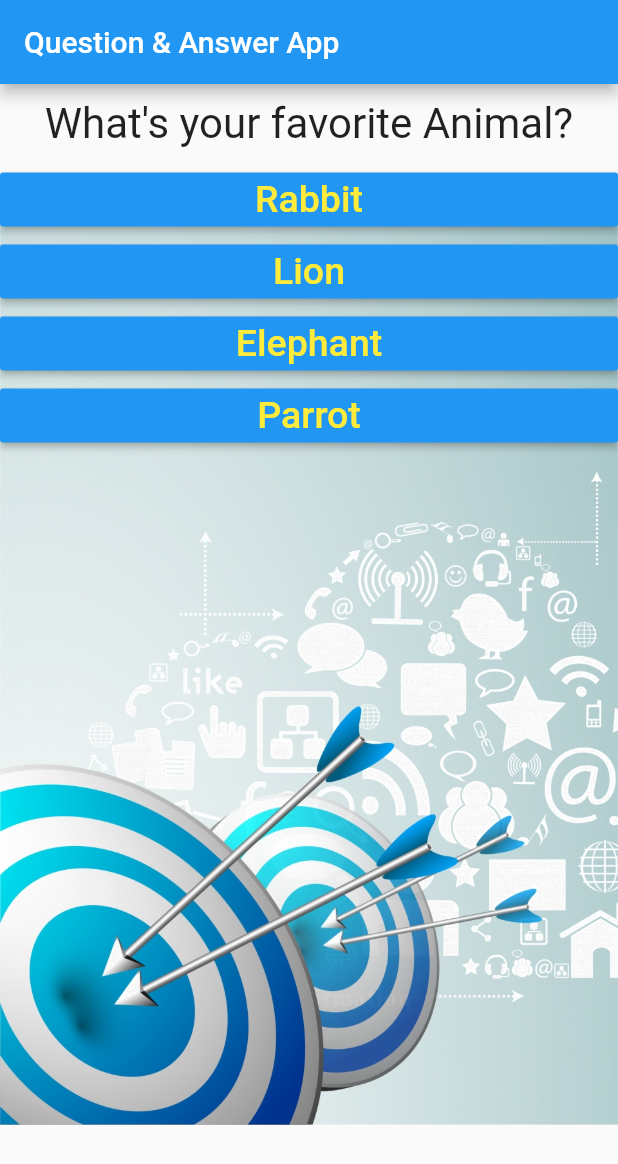
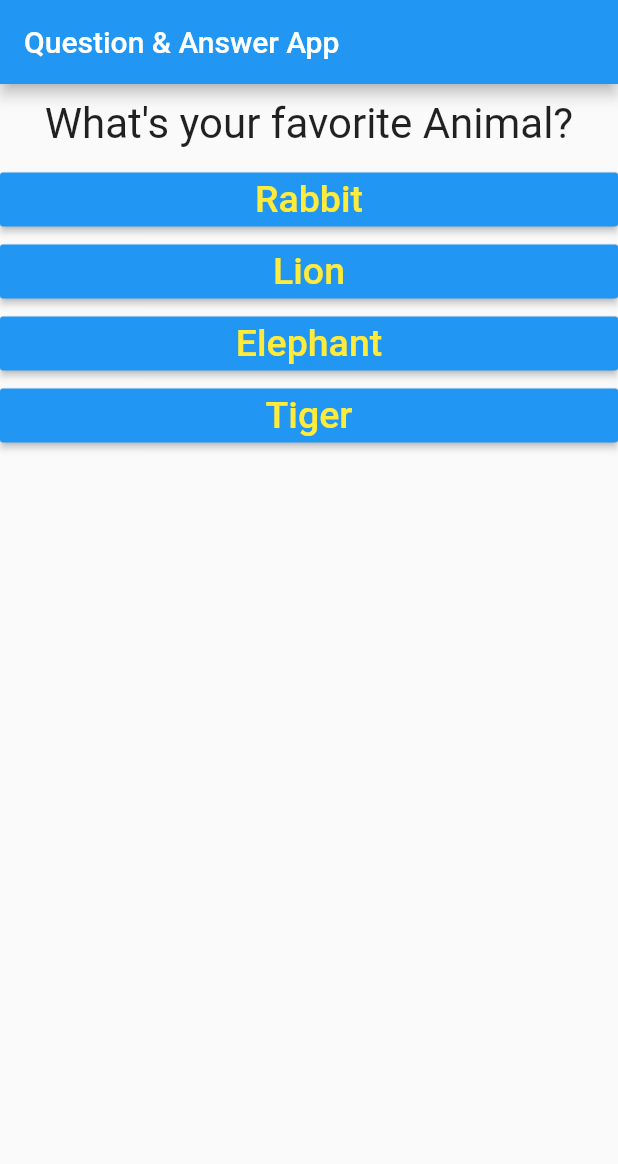
Before and after one commit to AnithaGKrishnegowda/Flutter-Basics-Guide, a Flutter app: the screen it shows after launch, after a tap on "Black", on a phone screen of 412 x 824 dp. Shown: the top 1164 px of the screen. Run offline on Flutter 3.47's test engine with Material 2 defaults, Android fonts, the phone set to English and light mode, and no system bars.

Commit message:
Completed Quiz Flutter App

```diff
--- a/lib/main.dart
+++ b/lib/main.dart
@@ -1,6 +1,7 @@
 import 'package:flutter/material.dart';
-import './question.dart';
-import './answer.dart';
+import 'package:flutter_guide_app/result.dart';
+import './quiz.dart';
+import './result.dart';
 
 /* void main(){
   runApp(MyApp());
@@ -17,79 +18,99 @@ class MyApp extends StatefulWidget {
 }
 
 class _MyAppState extends State<MyApp> {
+  final _questions = const [
+    {
+      'questionText': 'What\'s your favorite Color?',
+      'answers': [
+        {'text': 'Black', 'score': 10},
+        {'text': 'White', 'score': 9},
+        {'text': 'Pink', 'score': 7},
+        {'text': 'Orange', 'score': 8},
+        {'text': 'Red', 'score': 6},
+        {'text': 'Green', 'score': 10}
+      ],
+    },
+    {
+      'questionText': 'What\'s your favorite Animal?',
+      'answers': [
+        {'text': 'Rabbit', 'score': 10},
+        {'text': 'Lion', 'score': 6},
+        {'text': 'Elephant', 'score': 7},
+        {'text': 'Tiger', 'score': 8},
+      ],
+    },
+    {
+      'questionText': 'Who is your best Teacher?',
+      'answers': [
+        {'text': 'DRS', 'score': 10},
+        {'text': 'HMS', 'score': 9},
+        {'text': 'CB', 'score': 9},
+        {'text': 'KN', 'score': 9},
+        {'text': 'CS', 'score': 7},
+        {'text': 'NS', 'score': 9},
+      ],
+    },
+    {
+      'questionText': 'Who is your best Friends?',
+      'answers': [
+        {'text': 'Somashekhar', 'score': 10},
+        {'text': 'Anu', 'score': 10},
+        {'text': 'Suchithra', 'score': 10},
+        {'text': 'All Others', 'score': 8},
+      ],
+    },
+    {
+      'questionText': 'What\'s your Strengths',
+      'answers': [
+        {'text': 'Innovater', 'score': 8},
+        {'text': 'TeamLeader/TeamPlayer', 'score': 8},
+        {'text': 'GoalOriented', 'score': 8},
+        {'text': 'Hardworker', 'score': 10},
+        {'text': 'Focused', 'score': 10},
+      ],
+    },
+  ];
   int _questionIndex = 0;
+  var _totalScore = 0;
 
-  void _answerQuestion() {
+  void _resetQuiz() {
+    setState(() {
+      _questionIndex = 0;
+      _totalScore = 0;
+    });
+  }
+
+  void _answerQuestion(int score) {
+    _totalScore += score;
+
     setState(() {
       _questionIndex = _questionIndex + 1;
     });
 
     // print('Answer Choosen!!');
     print(_questionIndex);
+
+    if (_questionIndex < _questions.length) {
+      print('We have more questions!');
+    } else {
+      print('No More Questions');
+    }
   }
 
   @override
   Widget build(BuildContext context) {
-    const questions = const [
-      {
-        'questionText': 'What\'s your favorite Color?',
-        'answers': ['Black', 'White', 'Pink', 'Orange','Red','Green'],
-      },
-      {
-        'questionText': 'What\'s your favorite Animal?',
-        'answers': ['Rabbit', 'Lion', 'Elephant', 'Parrot'],
-      },
-      {
-        'questionText': 'Who is your best Teacher?',
-        'answers': ['DR Suresh sir', 'Shashikala sir', 'Basavaraju sir', 'KN sir','Chamayya sir','Puttaswamy sir','NS Sir'],
-      },
-      {
-        'questionText': 'Who is your best Friends?',
-        'answers': ['Somashekhar', 'Anu', 'Suchithra', 'All Others'],
-      },
-      {
-        'questionText': 'What\'s your Strengths',
-        'answers': ['Innovater', 'TeamLeader/TeamPlayer', 'GoalOriented', 'Hardworker','Focused'],
-      },
-      {
-        'questionText': 'What\'s your Weakness',
-        'answers': ['Can\'t say NO to anyone', 'Being too Good'],
-      },
-    ];
-
     return MaterialApp(
       home: Scaffold(
-          appBar: AppBar(
-            title: Text('Question & Answer App'),
-          ),
-
-
-body: Stack(
-        children: <Widget>[
-          Center(
-            child: new Image.asset(
-              'assets/images/goal.jpg',
-
-              fit: BoxFit.fill,
-            ),
-          ),
-
-
-           Column(
-            children: [
-              Question(
-                questions[_questionIndex]['questionText'],
-              ),
-
-              ...(questions[_questionIndex]['answers'] as List<String>).map((answer){
-                return Answer(_answerQuestion,answer);
-              }).toList()
-
-            ],
-          ),
-           ],
-          ),
-
+        appBar: AppBar(
+          title: Text('Question & Answer App'),
+        ),
+        body: _questionIndex < _questions.length
+            ? Quiz(
+                answerQuestion: _answerQuestion,
+                questionIndex: _questionIndex,
+                questions: _questions,
+              )
+            : Result(_totalScore, _resetQuiz),
       ),
     );
   }
--- /dev/null
+++ b/lib/quiz.dart
@@ -0,0 +1,29 @@
+import 'package:flutter/material.dart';
+import './answer.dart';
+import './question.dart';
+
+class Quiz extends StatelessWidget {
+  final List<Map<String, Object>> questions;
+  final int questionIndex;
+  final Function answerQuestion;
+
+  Quiz(
+      {@required this.questions,
+      @required this.answerQuestion,
+      @required this.questionIndex});
+
+  @override
+  Widget build(BuildContext context) {
+    return Column(
+      children: [
+        Question(
+          questions[questionIndex]['questionText'],
+        ),
+        ...(questions[questionIndex]['answers'] as List<Map<String, Object>>)
+            .map((answer) {
+          return Answer(() => answerQuestion(answer['score']), answer['text']);
+        }).toList()
+      ],
+    );
+  }
+}
```
Also changed, not shown: lib/answer.dart (+11 -10 lines), lib/result.dart (added, +44 -0 lines).
